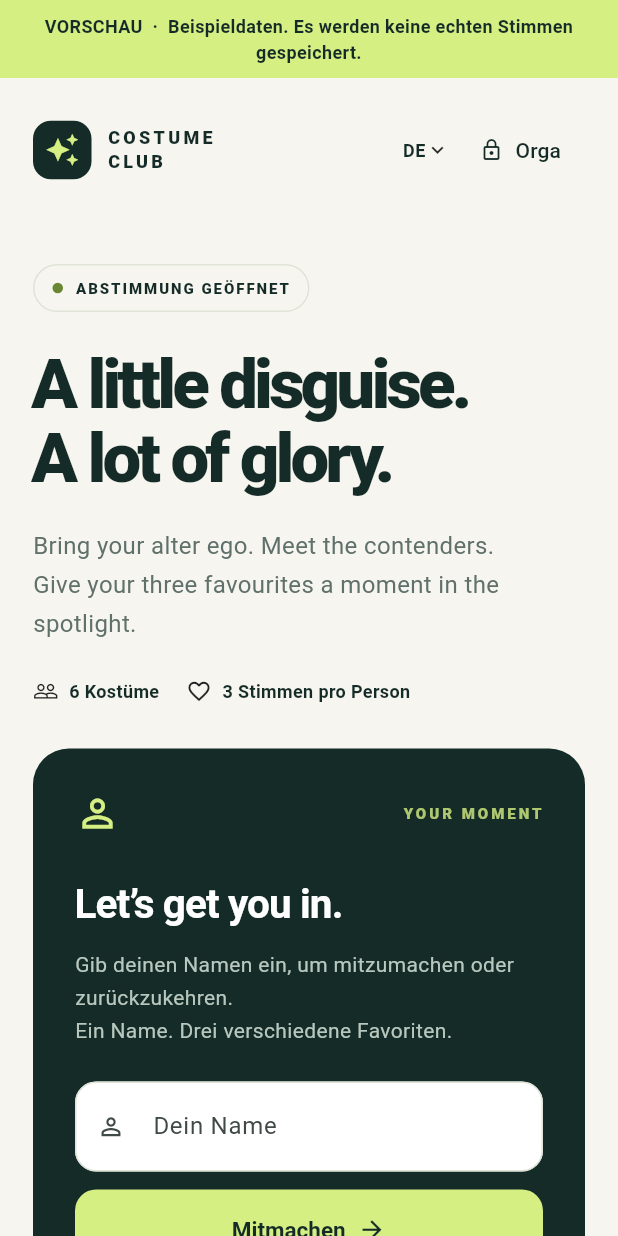
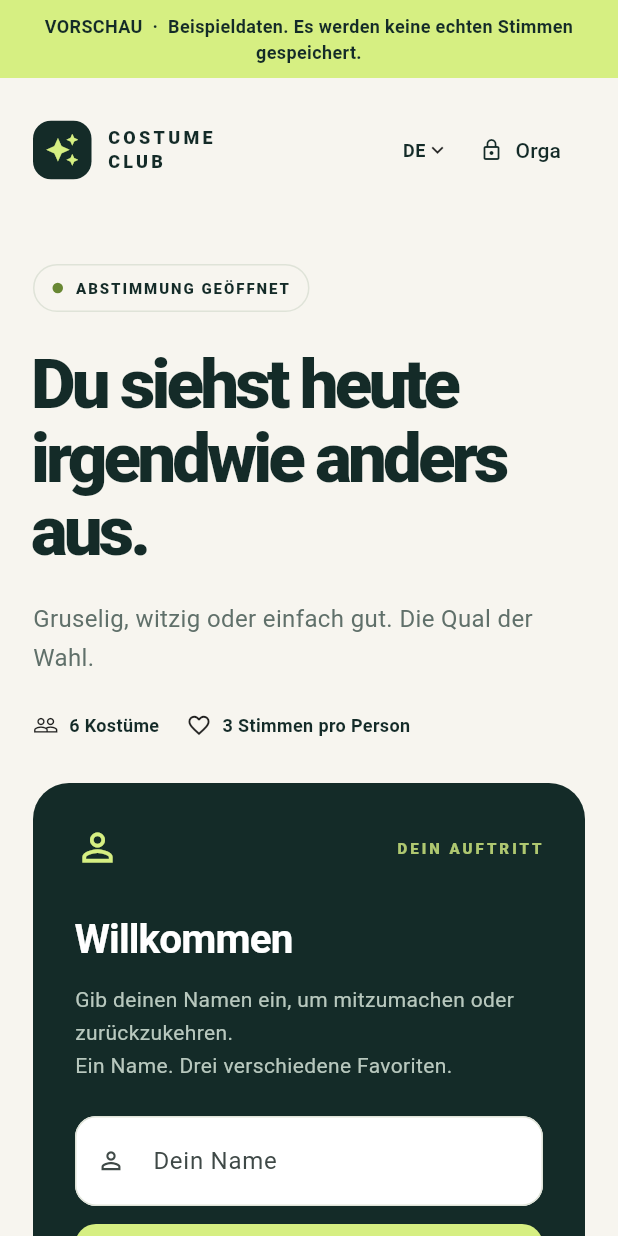
Before and after one commit to Kosi042/costume-contest, a Flutter app: the screen it shows after launch, after a tap on "Vorschau ansehen", on a phone screen of 412 x 824 dp. Run offline on Flutter 3.47's test engine with Material 3 defaults, Android fonts, the phone set to English and light mode, and no system bars.

Commit message:
Apply organizer German copy and personalize registration heading

```diff
--- a/lib/app_language.dart
+++ b/lib/app_language.dart
@@ -2,28 +2,29 @@ import 'package:flutter/material.dart';
 
 enum AppLanguage { german, english }
 
-/// German flavour copy is intentionally left for the event host to write.
-/// Replace any null below with your German wording. Keep {name} and {contest}
-/// placeholders where present. Until then, that item uses englishFlavourCopy.
+/// German flavour copy supplied by the event host in German-Flavour-Text.txt.
+/// Keep {name} and {contest} placeholders where present. A null value falls
+/// back to englishFlavourCopy if a future translation is not yet available.
 const germanFlavourCopy = <String, String?>{
-  'heroNew': null,
-  'heroReady': null,
-  'heroVoted': null,
-  'heroIntroduction': null,
-  'footer': null,
-  'joinEyebrow': null,
-  'joinHeading': null,
-  'registrationHeading': null,
-  'ruleThreeHeading': null,
-  'ruleOthersHeading': null,
-  'rulePrivateHeading': null,
-  'lineupHeading': null,
-  'lineupIntroduction': null,
-  'emptyLineupHeading': null,
-  'setupHeading': null,
-  'hostHeading': null,
-  'hostLoginHeading': null,
-  'hostDashboardHeading': null,
+  'heroNew': 'Du siehst heute irgendwie anders aus.',
+  'heroReady': '1, 2 und 3 letzte Chance?',
+  'heroVoted': 'Vorbei!',
+  'heroIntroduction': 'Gruselig, witzig oder einfach gut. Die Qual der Wahl.',
+  'footer':
+      'Gute Kostüme verdienen Applaus. {contest} · Wer sich erinnern kann, war nicht dabei.',
+  'joinEyebrow': 'DEIN AUFTRITT',
+  'joinHeading': 'Willkommen',
+  'registrationHeading': '{name} auf die Bühne',
+  'ruleThreeHeading': 'Alle guten Dinge sind drei',
+  'ruleOthersHeading': 'Teil das Rampenlicht',
+  'rulePrivateHeading': 'GG Art. 38',
+  'lineupHeading': 'Die Bühne betreten:',
+  'lineupIntroduction': 'Ich hab die Eher heute vorzustellen:',
+  'emptyLineupHeading': 'Bühne frei für ...',
+  'setupHeading': 'Jetzt ist hier im Haus richtig Rambo Zambo',
+  'hostHeading': 'Wahlhelfer',
+  'hostLoginHeading': 'Nur für befugtes Personal',
+  'hostDashboardHeading': 'Hinter den Kulissen',
 };
 
 const englishFlavourCopy = <String, String>{
```
Also changed, not shown: German-Flavour-Text.txt (+19 -18 lines), lib/main.dart (+9 -2 lines), 2 other files.
